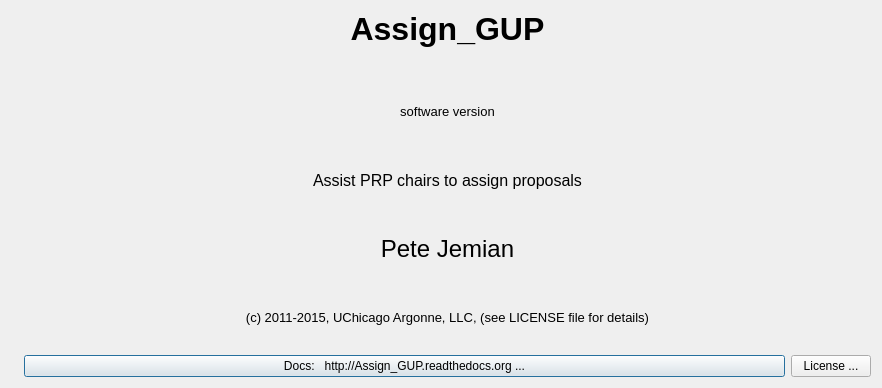
Qt form src/Assign_GUP/resources/about.ui (prjemian/assign_gup) before a commit.
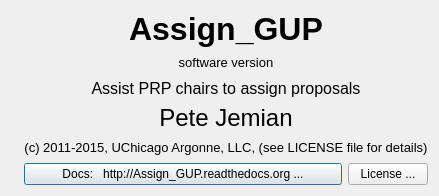
The same form after that commit. Icons and pictures are not drawn.

Commit message: make as small as possible

```diff
--- a/src/Assign_GUP/resources/about.ui
+++ b/src/Assign_GUP/resources/about.ui
@@ -9,8 +9,8 @@
    <rect>
     <x>0</x>
     <y>0</y>
-    <width>882</width>
-    <height>388</height>
+    <width>429</width>
+    <height>196</height>
    </rect>
   </property>
   <property name="windowTitle">
```
